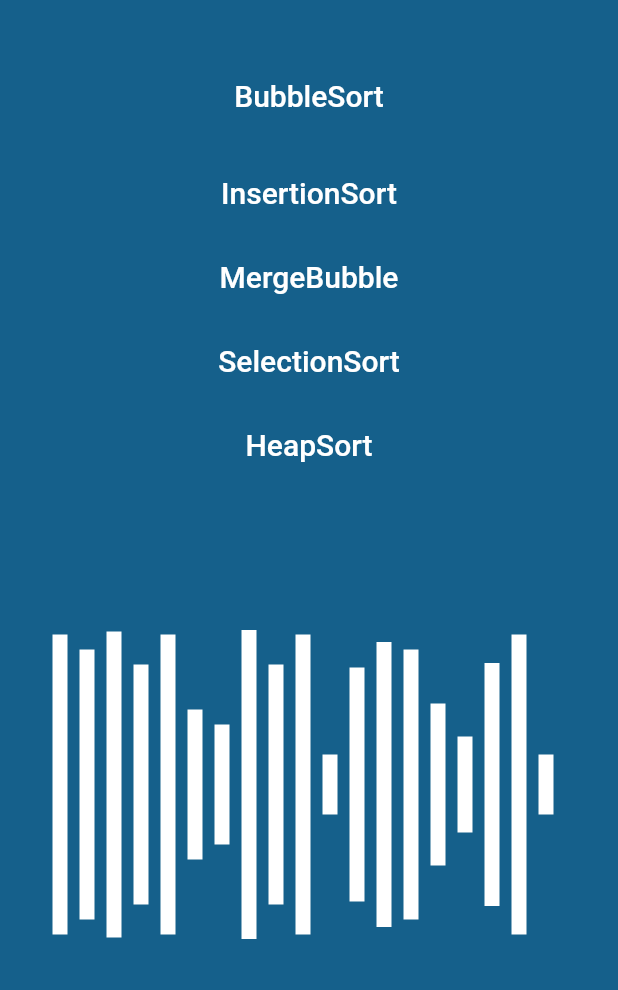
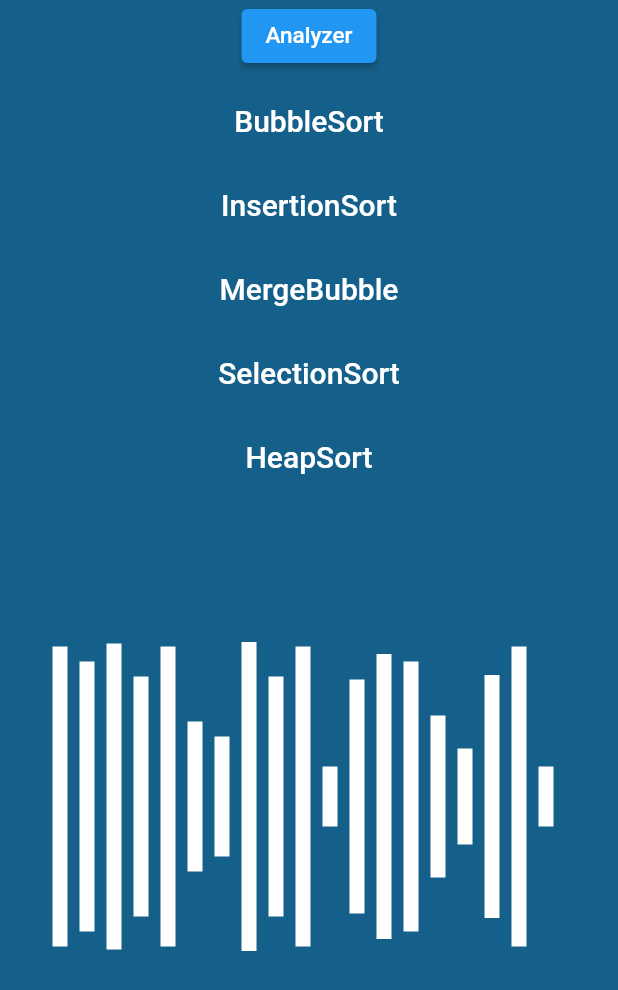
Before and after one commit to C4-BatoolAbuSneneh/flutter-challenge, a Flutter app: the screen it shows after launch, after a tap on "Visualizer", on a phone screen of 412 x 824 dp. Shown: the top 990 px of the screen. Run offline on Flutter 3.47's test engine with Material 2 defaults, Android fonts, the phone set to English and light mode, and no system bars; our stand-ins replace google_fonts, reactive_forms.

Commit message:
add button analyzer

```diff
--- a/my_first_app/lib/algorithim.dart
+++ b/my_first_app/lib/algorithim.dart
@@ -10,10 +10,12 @@ void main() {
     FlutterError.presentError(details);
   };
 
-  runApp(MaterialApp(home: Sort()));
+  runApp(const MaterialApp(home: Sort()));
 }
 
 class Sort extends StatefulWidget {
+  const Sort({Key? key}) : super(key: key);
+
   @override
   Sorting createState() => Sorting();
 }
@@ -53,7 +55,7 @@ class Sorting extends State<Sort> {
   }
 
   void insertionsort(List a) {
-    Stopwatch stopwatch2 = new Stopwatch()..start();
+    Stopwatch stopwatch2 = Stopwatch()..start();
     for (var i = 0; i < a.length; i++) {
       var x = a[i], j = i;
 
@@ -72,8 +74,9 @@ class Sorting extends State<Sort> {
   }
 
   void selectionsort(List a) {
-    Stopwatch stopwatch3 = new Stopwatch()..start();
+    Stopwatch stopwatch3 = Stopwatch()..start();
     for (var i = a.length - 1; i >= 0; i--) {
+      // ignore: prefer_typing_uninitialized_variables
       var first = 0, tmp;
 
       for (var j = 1; j <= i; j++) {
@@ -122,7 +125,7 @@ class Sorting extends State<Sort> {
   }
 
   void heapSort(List list) {
-    Stopwatch stopwatch4 = new Stopwatch()..start();
+    Stopwatch stopwatch4 = Stopwatch()..start();
     int n = list.length;
     for (int i = (n ~/ 2); i >= 0; i--) {
       heapify(list, n, i);
@@ -175,7 +178,7 @@ class Sorting extends State<Sort> {
 // }
 
   void mergeSort(List list, int leftIndex, int rightIndex) {
-    Stopwatch stopwatch5 = new Stopwatch()..start();
+    Stopwatch stopwatch5 = Stopwatch()..start();
     if (leftIndex < rightIndex) {
       int middleIndex = (rightIndex + leftIndex) ~/ 2;
 
@@ -196,36 +199,32 @@ class Sorting extends State<Sort> {
 
   @override
   Widget build(BuildContext context) {
-    print(list);
+    // print(list);
     return Material(
-      color: Color.fromARGB(255, 21, 96, 139),
+      color: const Color.fromARGB(255, 21, 96, 139),
       child: SingleChildScrollView(
         child: Column(children: <Widget>[
-          SizedBox(height: 50),
-          Container(
-            child: Text(
-              'Sorting Algorithm Analyzer',
-              style: GoogleFonts.firaCode(
-                  color: Colors.white,
-                  fontSize: 20,
-                  fontWeight: FontWeight.bold),
-            ),
+          const SizedBox(height: 50),
+          Text(
+            'Sorting Algorithm Analyzer',
+            style: GoogleFonts.firaCode(
+                color: Colors.white, fontSize: 20, fontWeight: FontWeight.bold),
           ),
-          SizedBox(height: 40),
+          const SizedBox(height: 40),
           Center(
-            child: Container(
+            child: SizedBox(
               width: 250,
               child: ReactiveForm(
-                formGroup: this.form,
+                formGroup: form,
                 child: Column(
                   children: <Widget>[
                     ElevatedButton(
                       child: const Text('Visualizer'),
-                      // color: Colors.black,
                       onPressed: () {
                         Navigator.push(
                           context,
-                          MaterialPageRoute(builder: (context) => Visual()),
+                          MaterialPageRoute(
+                              builder: (context) => const Visual()),
                         );
                       },
                     ),
@@ -237,7 +236,7 @@ class Sorting extends State<Sort> {
                           height: 2,
                           fontWeight: FontWeight.bold),
                     ),
-                    SizedBox(height: 10),
+                    const SizedBox(height: 10),
                     Container(
                       color: Colors.white,
                       child: ReactiveTextField(
@@ -249,12 +248,12 @@ class Sorting extends State<Sort> {
               ),
             ),
           ),
-          SizedBox(height: 10),
+          const SizedBox(height: 10),
           Text(
             'Array: ' + list.toString(),
             style: GoogleFonts.abel(
                 fontWeight: FontWeight.bold,
-                color: Color.fromARGB(255, 255, 255, 255),
+                color: const Color.fromARGB(255, 255, 255, 255),
                 fontSize: 20,
                 height: 1.8),
           ),
@@ -267,62 +266,62 @@ class Sorting extends State<Sort> {
               insertionsort(list);
               mergeSort(list, 0, list.length - 1);
             },
-            icon: Icon(Icons.sort),
+            icon: const Icon(Icons.sort),
             label: Text(
               'ANALYZE NOW',
-              style:
-                  GoogleFonts.abel(color: Color.fromARGB(255, 255, 255, 255)),
+              style: GoogleFonts.abel(
+                  color: const Color.fromARGB(255, 255, 255, 255)),
             ),
           ),
-          SizedBox(height: 50),
-          Container(
+          const SizedBox(height: 50),
+          SizedBox(
             width: 250,
             height: 55,
             child: Card(
                 child: ListTile(
-              leading: FlutterLogo(size: 20.0),
+              leading: const FlutterLogo(size: 20.0),
               title: Text('Bubble Sort: ' + bubble.toString() + ' us',
                   style: GoogleFonts.abel(fontWeight: FontWeight.bold)),
             )),
           ),
-          Container(
+          SizedBox(
             width: 250,
             height: 55,
             child: Card(
                 child: ListTile(
-              leading: FlutterLogo(size: 20.0),
+              leading: const FlutterLogo(size: 20.0),
               title: Text('Heap Sort: ' + heap.toString() + ' us',
                   style: GoogleFonts.abel(fontWeight: FontWeight.bold)),
             )),
           ),
-          Container(
+          SizedBox(
             width: 250,
             height: 55,
             child: Card(
                 child: ListTile(
-              leading: FlutterLogo(size: 20.0),
+              leading: const FlutterLogo(size: 20.0),
               title: Text('Selection Sort: ' + selection.toString() + ' us',
                   style: GoogleFonts.abel(fontWeight: FontWeight.bold)),
             )),
           ),
-          Container(
+          SizedBox(
             width: 250,
             height: 55,
             child: Card(
                 child: ListTile(
-              leading: FlutterLogo(size: 20.0),
+              leading: const FlutterLogo(size: 20.0),
               title: Text(
                 'Insertion Sort: ' + insertion.toString() + ' us',
                 style: GoogleFonts.abel(fontWeight: FontWeight.bold),
               ),
             )),
           ),
-          Container(
+          SizedBox(
             width: 250,
             height: 55,
             child: Card(
                 child: ListTile(
-              leading: FlutterLogo(size: 20.0),
+              leading: const FlutterLogo(size: 20.0),
               title: Text(
                 'Merge Sort: ' + merge.toString() + ' us',
                 style: GoogleFonts.abel(fontWeight: FontWeight.bold),
--- a/my_first_app/lib/analyzer.dart
+++ b/my_first_app/lib/analyzer.dart
@@ -1,9 +1,9 @@
-// import 'package:avatar_glow/avatar_glow.dart';
-// import 'package:flutter/foundation.dart';
 import 'package:flutter/material.dart';
-// import 'package:google_fonts/google_fonts.dart';
+import 'package:my_first_app/algorithim.dart';
 
 class Visual extends StatefulWidget {
+  const Visual({Key? key}) : super(key: key);
+
   @override
   _VisualState createState() => _VisualState();
 }
@@ -81,7 +81,7 @@ class _VisualState extends State<Visual> {
   }
 
   selectionSortVisualiser(List a) async {
-    print('Selection sort visualiser called');
+    // print('Selection sort visualiser called');
     List<int> selectArr = List.from(a);
     int minIndex, temp;
 
@@ -106,7 +106,7 @@ class _VisualState extends State<Visual> {
   }
 
   _insertionSortVisualiser(List a) async {
-    print('Insertion sort visualiser called');
+    // print('Insertion sort visualiser called');
     List<int> insertArr = List.from(a);
     int key, j;
 
@@ -128,7 +128,7 @@ class _VisualState extends State<Visual> {
   }
 
   _quickSortVisualiser(List<int> quickArr, int low, int high) async {
-    print('Quick sort visualiser called');
+    // print('Quick sort visualiser called');
     int pivot;
     if (low < high) {
       /* pi is partitioning index, arr[pi] is now
@@ -162,8 +162,8 @@ class _VisualState extends State<Visual> {
   }
 
   _mergeSortVisualiser(List<int> mergeArr, int low, int high) async {
-    print('Merge Sort called');
-    print('Array size is : "${mergeArr.length}"');
+    // print('Merge Sort called');
+    // print('Array size is : "${mergeArr.length}"');
     if (low < high) {
       // Same as (l+r)/2, but avoids overflow for
       // large l and h
@@ -188,11 +188,12 @@ class _VisualState extends State<Visual> {
     List<int> L = [], R = [];
 
     /* Copy data to temp arrays L[] and R[] */
-    for (i = 0; i < n1; i++)
-      L.add(mergeArr[low + i]); //L[i] = mergeArr[low + i];
-    for (j = 0; j < n2; j++)
-      R.add(mergeArr[mid + 1 + j]); //R[j] = mergeArr[mid + 1 + j];
-
+    for (i = 0; i < n1; i++) {
+      L.add(mergeArr[low + i]);
+    } //L[i] = mergeArr[low + i];
+    for (j = 0; j < n2; j++) {
+      R.add(mergeArr[mid + 1 + j]);
+    } //R[j] = mergeArr[mid + 1 + j];
     i = 0;
     j = 0;
     k = low;
@@ -221,23 +222,23 @@ class _VisualState extends State<Visual> {
     }
   }
 
-  _heapSortVisualiser(List<int> heapArr) async {
-    int n = heapArr.length;
+  // _heapSortVisualiser(List<int> heapArr) async {
+  //   int n = heapArr.length;
 
-    // Build heap (rearrange array)
-    for (int i = n ~/ 2 - 1; i >= 0; i--) await heapify(heapArr, n, i);
+  //   // Build heap (rearrange array)
+  //   for (int i = n ~/ 2 - 1; i >= 0; i--) await heapify(heapArr, n, i);
 
-    // One by one extract an element from heap
-    for (int i = n - 1; i >= 0; i--) {
-      // Move current root to end
-      int temp = heapArr[0];
-      heapArr[0] = heapArr[i];
-      heapArr[i] = temp;
-      await _updateArrayWithDelay(heapArr);
-      // call max heapify on the reduced heap
-      await heapify(heapArr, i, 0);
-    }
-  }
+  //   // One by one extract an element from heap
+  //   for (int i = n - 1; i >= 0; i--) {
+  //     // Move current root to end
+  //     int temp = heapArr[0];
+  //     heapArr[0] = heapArr[i];
+  //     heapArr[i] = temp;
+  //     await _updateArrayWithDelay(heapArr);
+  //     // call max heapify on the reduced heap
+  //     await heapify(heapArr, i, 0);
+  //   }
+  // }
 
   heapify(List<int> heapArr, int n, int i) async {
     int largest = i;
@@ -263,17 +264,29 @@ class _VisualState extends State<Visual> {
   @override
   Widget build(BuildContext context) {
     return Container(
-      color: Color.fromARGB(255, 21, 96, 139),
+      color: const Color.fromARGB(255, 21, 96, 139),
       child: Column(children: [
+        ElevatedButton(
+          onPressed: () {
+            Navigator.push(
+              context,
+              MaterialPageRoute(builder: (context) => const Sort()),
+            );
+          },
+          child: const Text('Analyzer',
+              style: TextStyle(
+                height: 1,
+                fontSize: 15,
+                color: Color.fromARGB(255, 255, 255, 255),
+              )),
+        ),
         TextButton(
-          // color:Colors.white,
-          // style : (color: Color.white),
           onPressed: () {
             bubblesort(arr);
           },
           child: const Text('BubbleSort',
               style: TextStyle(
-                height: 4,
+                height: 2,
                 fontSize: 20,
                 color: Color.fromARGB(255, 255, 255, 255),
               )),
@@ -322,8 +335,8 @@ class _VisualState extends State<Visual> {
                 color: Color.fromARGB(255, 255, 255, 255),
               )),
         ),
-        SizedBox(height: 100),
-        Container(
+        const SizedBox(height: 100),
+        Center(
           child: Row(
               mainAxisAlignment: MainAxisAlignment.center,
               children: arr.map((val) => _widget(val.toDouble())).toList()),
@@ -339,6 +352,7 @@ Widget _widget(double h) {
     child: Container(
         height: h * 2,
         width: 10,
-        decoration: BoxDecoration(color: Color.fromARGB(255, 255, 255, 255))),
+        decoration:
+            const BoxDecoration(color: Color.fromARGB(255, 255, 255, 255))),
   );
 }
--- a/my_first_app/lib/main.dart
+++ b/my_first_app/lib/main.dart
@@ -1,34 +1,32 @@
 import 'package:flutter/material.dart';
-import 'package:my_first_app/Analyzer.dart';
-
 import 'algorithim.dart';
 
+/*flutter => framework and tools to craete application in ios and windows and desktop
+Widget => you compose your by boding widget together
+*/
+
+// The runApp() function takes the given Widget and makes it the root of the widget tree
 void main() {
-  runApp(MaterialApp(
+  runApp(const MaterialApp(
     title: 'Sorting App',
     home: Sort(),
   ));
 }
 
+/*The text direction needs to be specified in this instance;
+when the MaterialApp widget is used, this is taken care of for you,
+ as demonstrated later.*/
+
 class MyApp extends StatelessWidget {
   const MyApp({Key? key}) : super(key: key);
   @override
   Widget build(BuildContext context) {
-    return Scaffold(
-      appBar: AppBar(
-        title: const Text('Sorting App'),
-      ),
-      body: Center(
-        child: ElevatedButton(
-          child: const Text('Open route'),
-          onPressed: () {
-            Navigator.push(
-              context,
-              MaterialPageRoute(builder: (context) => Visual()),
-            );
-          },
-        ),
-      ),
-    );
+    return MaterialApp(
+        title: 'Sorting Algorithm Analyzer',
+        home: Scaffold(
+          appBar: AppBar(
+            title: const Text('Sorting Algorithm Analyzer'),
+          ),
+        ));
   }
 }
```
Also changed, not shown: 1 other file.
